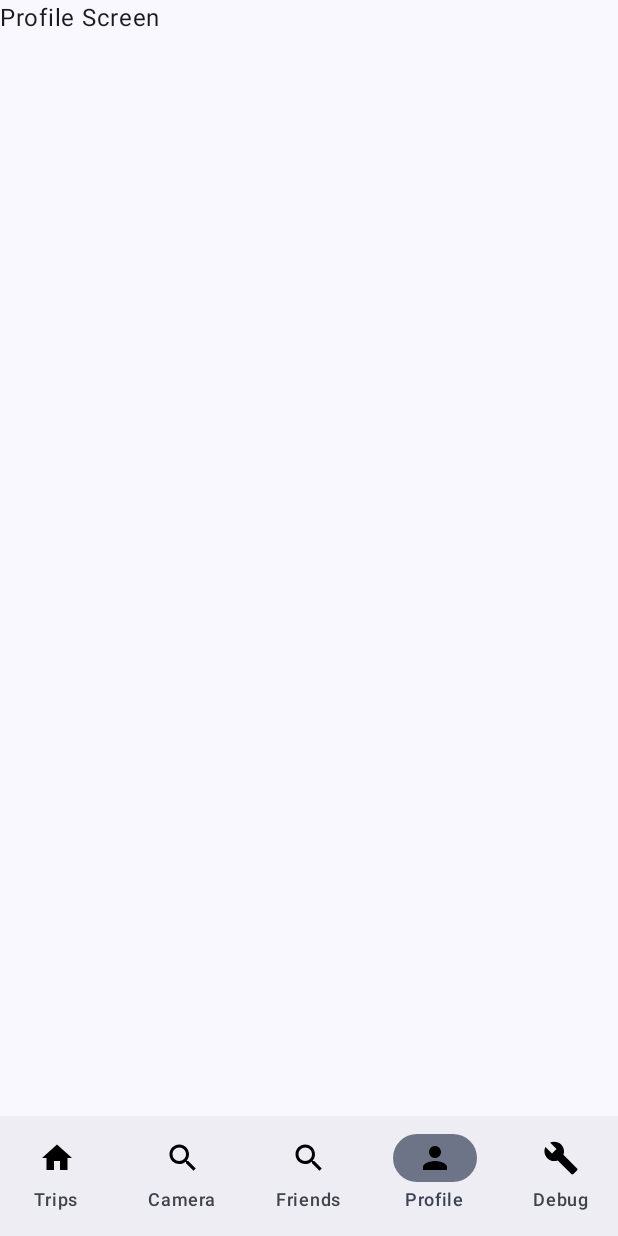
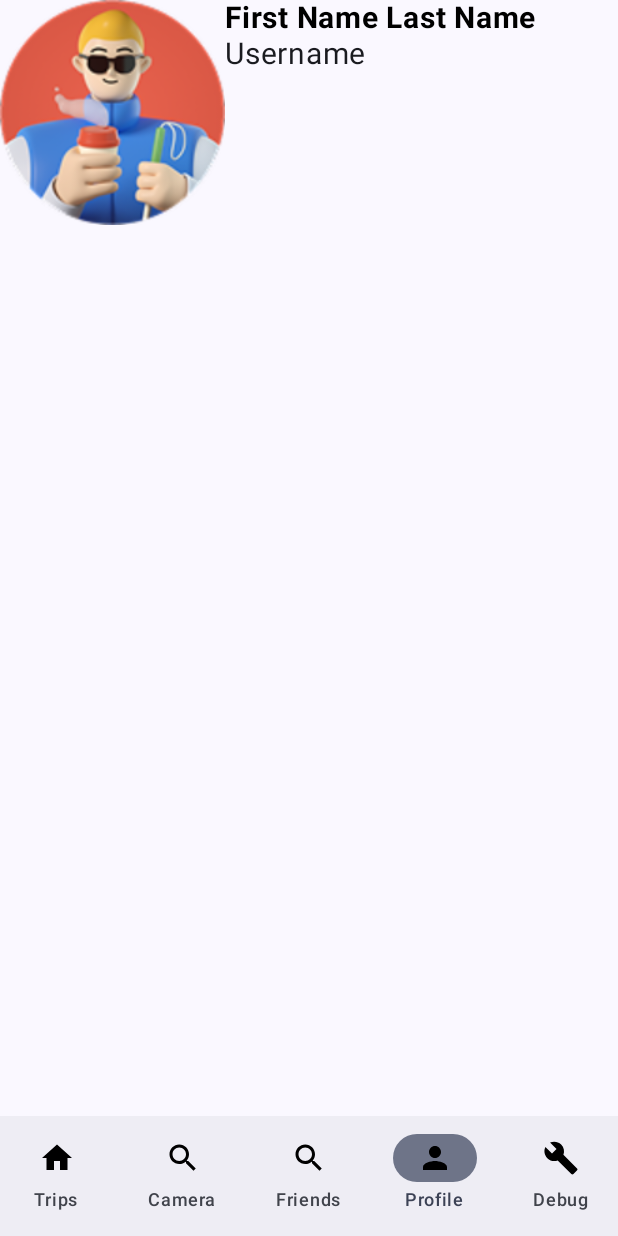
Before and after one commit to MetisArom/the-clankers, an Android app built with Jetpack Compose: the ProfileScreen screen opened through its navigation route, on a phone screen of 412 x 824 dp. Run offline under Robolectric (Android 15) with nearby library versions, the phone set to English and light mode, and no system bars.

Commit message:
Profile Component

```diff
--- a/TripView/app/src/main/java/theclankers/tripview/ui/components/ProfileComponent.kt
+++ b/TripView/app/src/main/java/theclankers/tripview/ui/components/ProfileComponent.kt
@@ -1,5 +1,35 @@
 package theclankers.tripview.ui.components
+
+
+import androidx.compose.foundation.Image
+import androidx.compose.foundation.layout.Column
+import androidx.compose.foundation.layout.Row
+import androidx.compose.foundation.layout.size
+import androidx.compose.material3.Text
+import androidx.compose.runtime.Composable
+import androidx.compose.ui.Modifier
+import androidx.compose.ui.res.painterResource
+import androidx.compose.ui.unit.dp
+import androidx.compose.ui.unit.sp
+import theclankers.tripview.R
 
 // Input: user_id
 
 // Displays the generic avatar, first name, last name, username stylishly
+
+@Composable
+fun ProfileComponent( user_id: Int){
+    val image = painterResource(R.drawable.profile_picture)
+    Row {
+        Image(
+            painter = image,
+            contentDescription = null,
+            modifier = Modifier.size(150.dp)
+        )
+        Column(){
+            // change to input based on the user ID from the backend
+            HeaderText("First Name Last Name")
+            Text( text="Username",  fontSize=20.sp)
+        }
+    }
+}
--- a/TripView/app/src/main/java/theclankers/tripview/ui/navigation/ScreenDefinitions.kt
+++ b/TripView/app/src/main/java/theclankers/tripview/ui/navigation/ScreenDefinitions.kt
@@ -1,11 +1,11 @@
 package theclankers.tripview.ui.navigation
 
-import android.R.attr.text
-import androidx.compose.foundation.layout.Column
+
 import androidx.compose.material3.Button
 import androidx.compose.material3.Text
 import androidx.compose.runtime.Composable
 import androidx.navigation.NavHostController
+import theclankers.tripview.ui.components.ProfileComponent
 
 @Composable
 fun CameraScreen(navController: NavHostController) { Button(onClick = {
@@ -14,7 +14,9 @@ fun CameraScreen(navController: NavHostController) { Button(onClick = {
 @Composable
 fun FriendsScreen() { Text("Friends Screen") }
 @Composable
-fun ProfileScreen() { Text("Profile Screen") }
+fun ProfileScreen() {
+    ProfileComponent(1)
+}
 
 @Composable
 fun Camera2Screen() { Text("Camera 2 Screen") }
```
Also changed, not shown: TripView/app/src/main/res/drawable/profile_picture.png (added).
